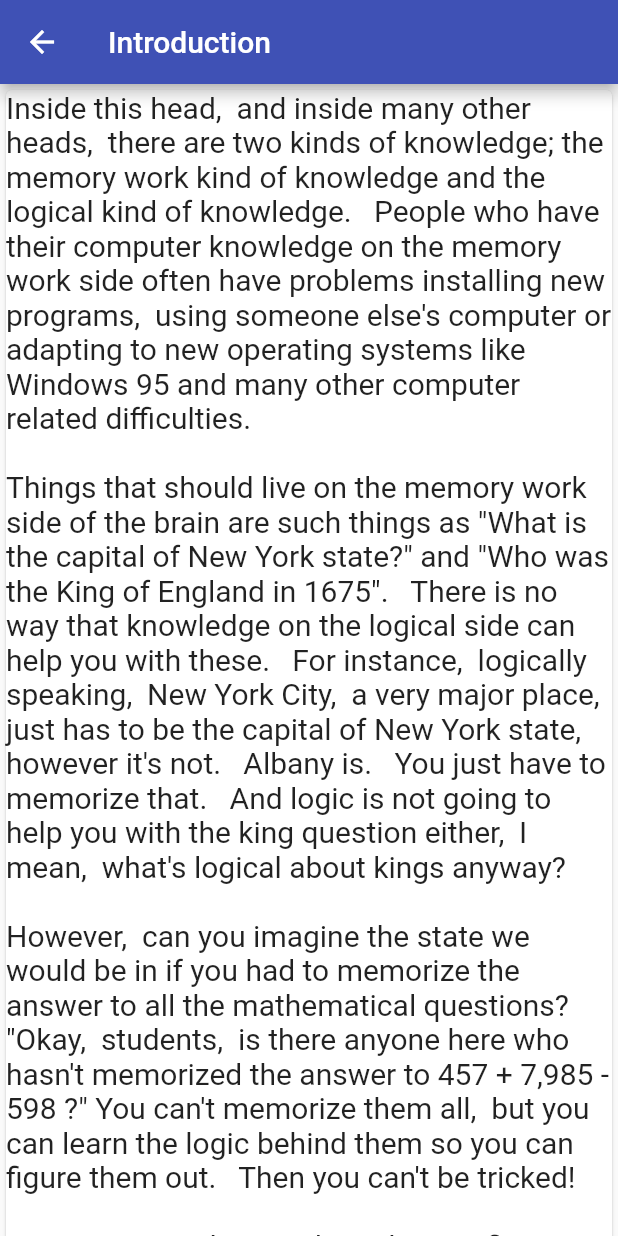
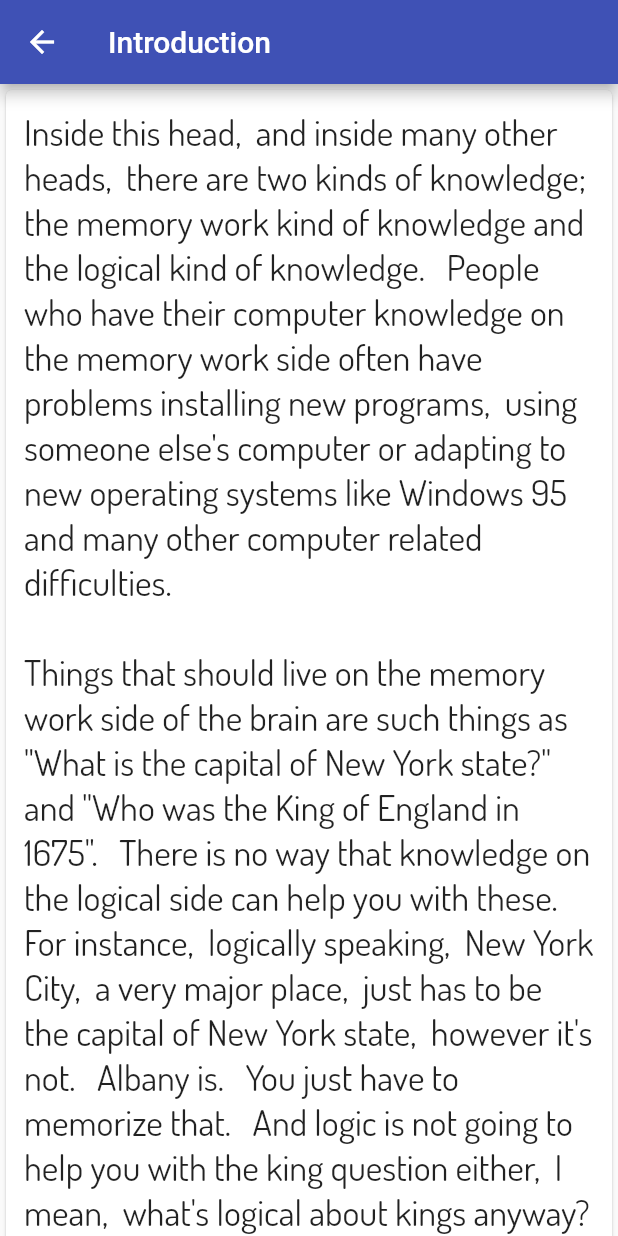
Before and after one commit to caveinn/IntoComputers_kids_app, a Flutter app: the screen it shows after launch, after a tap on "Introduction", on a phone screen of 412 x 824 dp. Run offline on Flutter 3.47's test engine with Material 2 defaults, Android fonts, the phone set to English and light mode, and no system bars.

```diff
--- a/lib/data.dart
+++ b/lib/data.dart
@@ -11,5 +11,5 @@ It is important that you learn how to figure out things about computers because
 So,  lets get started on putting your computer knowledge firmly on the 'logical' side of your brain''';
 
 Widget getIntroduction_data(){
-  return Text(introduction_data, style: TextStyle(fontSize: 20),);
+  return Text(introduction_data, style: TextStyle(fontSize: 24, fontFamily: 'Dosis'),);
 }
--- a/lib/pages.dart
+++ b/lib/pages.dart
@@ -10,7 +10,10 @@ class introdution extends StatelessWidget {
       ),
       body: SingleChildScrollView(
         child: Card(
-          child: getIntroduction_data(),
+          child: Padding(
+            padding: EdgeInsets.all(12),
+            child: getIntroduction_data(),
+          ),
         ),
       ),
     );
--- a/pubspec.yaml
+++ b/pubspec.yaml
@@ -69,6 +69,9 @@ flutter:
     - family: Special Elite
       fonts:
         - asset: assets/fonts/SpecialElite-Regular.ttf
+    - family: Dosis
+      fonts:
+        - asset: assets/fonts/Dosis-Regular.ttf
 
   #
   # For details regarding fonts from package dependencies,
```
Also changed, not shown: assets/fonts/Dosis-Bold.ttf (added), assets/fonts/Dosis-ExtraLight.ttf (added), assets/fonts/Dosis-Regular.ttf (added).
